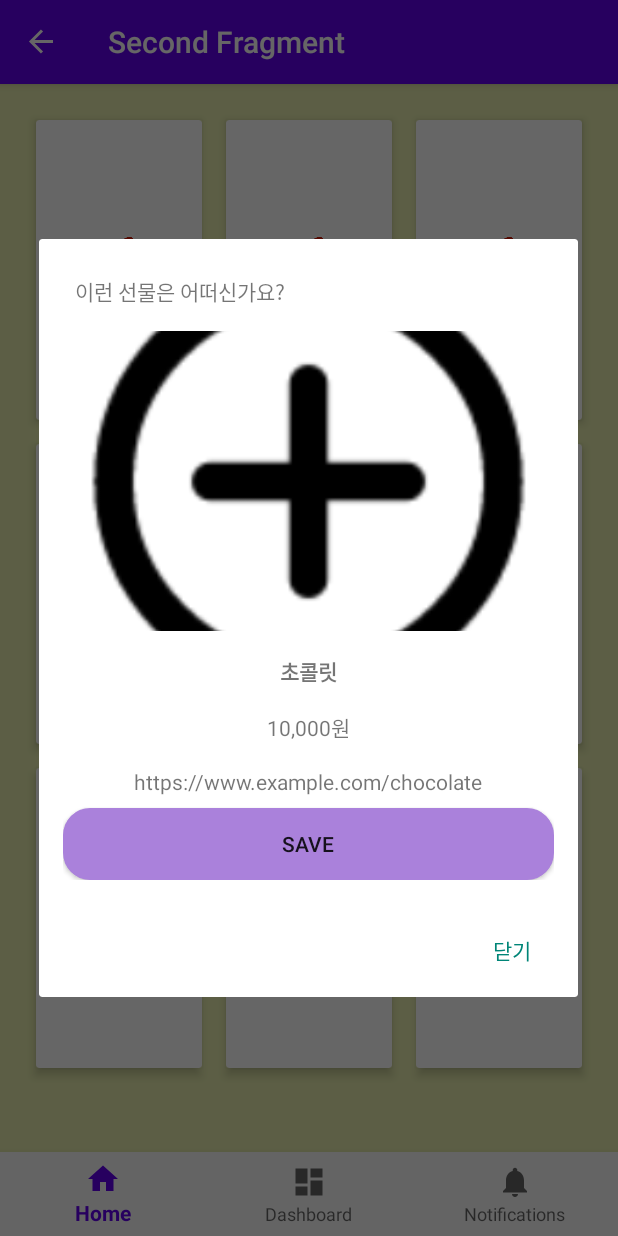
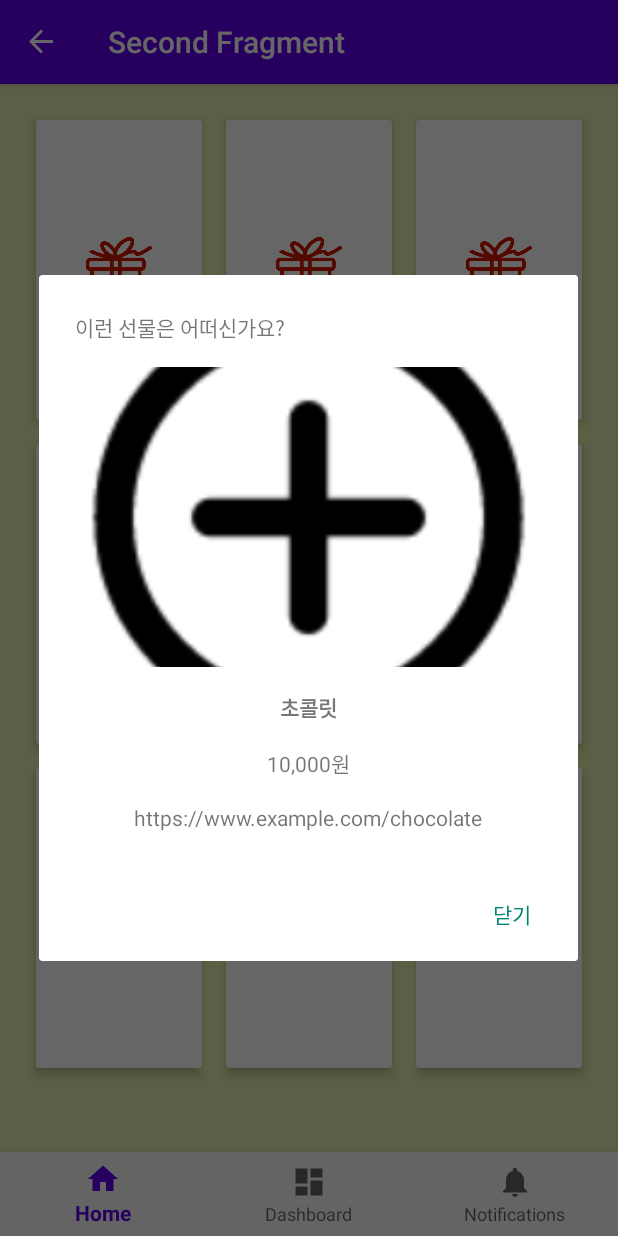
Before and after one commit to aldls/project1, an Android app built with Jetpack Compose: the SecondFragment screen opened through its navigation route, after a tap on an icon or button, on a phone screen of 412 x 824 dp. Run offline under Robolectric (Android 15) with nearby library versions, the phone set to English and light mode, and no system bars; our stand-ins replace navigation-ui; pictures from the network do not load.

Commit message:
tab3 function complete

```diff
--- a/app/src/main/java/com/example/myapplication/ui/notifications/FriendResultFragment.kt
+++ b/app/src/main/java/com/example/myapplication/ui/notifications/FriendResultFragment.kt
@@ -72,6 +72,7 @@ class ThirdFragment : Fragment() {
             .setCancelable(true)
             .setPositiveButton("닫기") { dialog, _ ->
                 dialog.dismiss()
+                findNavController().navigate(R.id.action_end_to_start)
             }
             .create()
             .show()
--- a/app/src/main/java/com/example/myapplication/ui/notifications/SecondFragment.kt
+++ b/app/src/main/java/com/example/myapplication/ui/notifications/SecondFragment.kt
@@ -72,6 +72,7 @@ class SecondFragment : Fragment() {
             .setCancelable(true)
             .setPositiveButton("닫기") { dialog, _ ->
                 dialog.dismiss()
+                findNavController().navigate(R.id.action_end_to_start)
             }
             .create()
             .show()
--- a/app/src/main/res/layout/dialog_gift_info.xml
+++ b/app/src/main/res/layout/dialog_gift_info.xml
@@ -49,13 +49,4 @@
         android:layout_margin="8dp"
         tools:text="상품 링크"/>
 
-
-    <Button
-        android:id="@+id/friendaddButton"
-        android:layout_width="match_parent"
-        android:layout_height="wrap_content"
-        android:background="@drawable/round"
-        android:backgroundTint="#AA81DB"
-        android:text="Save" />
-
 </LinearLayout>
--- a/app/src/main/res/navigation/mobile_navigation.xml
+++ b/app/src/main/res/navigation/mobile_navigation.xml
@@ -34,13 +34,22 @@
         android:id="@+id/second_randomgift"
         android:name="com.example.myapplication.ui.second.SecondFragment"
         android:label="Second Fragment"
-        tools:layout="@layout/second_randomgift"/>
+        tools:layout="@layout/second_randomgift">
+        <action
+            android:id="@+id/action_end_to_start"
+            app:destination="@+id/navigation_notifications"/>
+    </fragment>
 
     <fragment
         android:id="@+id/third_randomgift"
         android:name="com.example.myapplication.ui.third.ThirdFragment"
         android:label="Third Fragment"
-        tools:layout="@layout/second_randomgift"/>
+        tools:layout="@layout/second_randomgift">
+        <action
+            android:id="@+id/action_end_to_start"
+            app:destination="@+id/navigation_notifications"/>
+    </fragment>
+
 
 
 
```
Also changed, not shown: app/src/main/java/com/example/myapplication/ui/notifications/NotificationsFragment.kt (+8 -2 lines).
